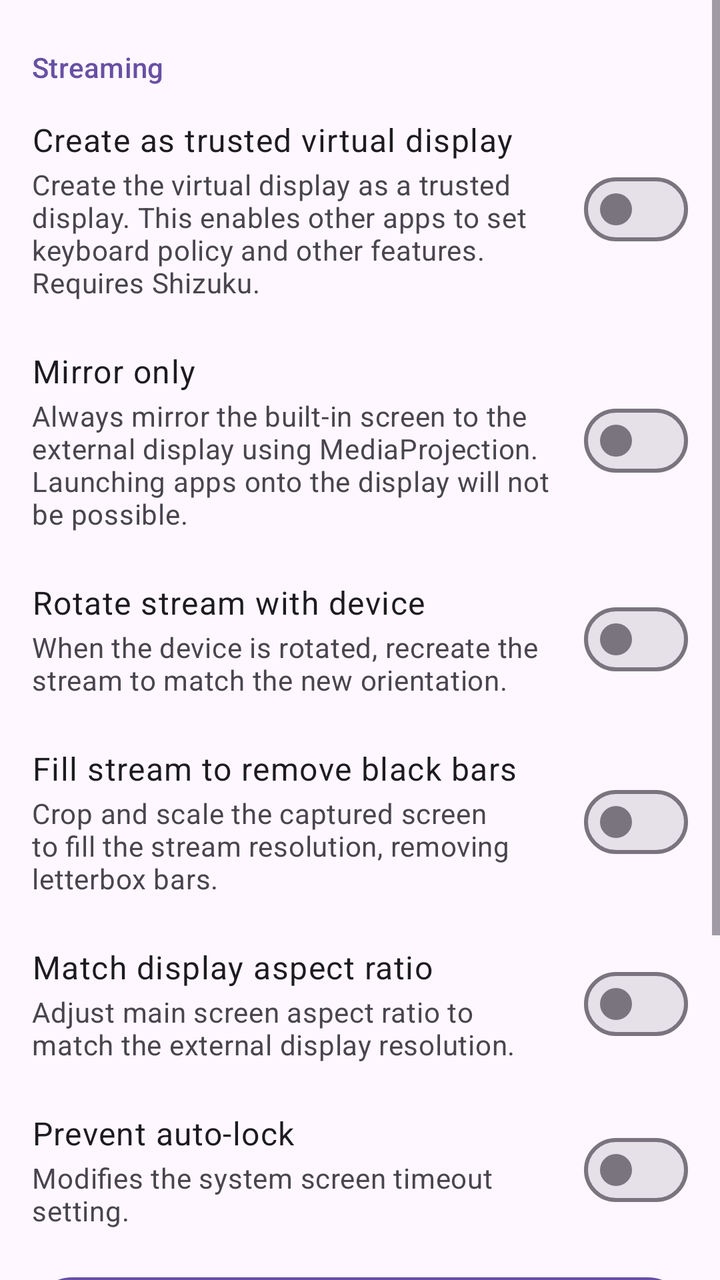
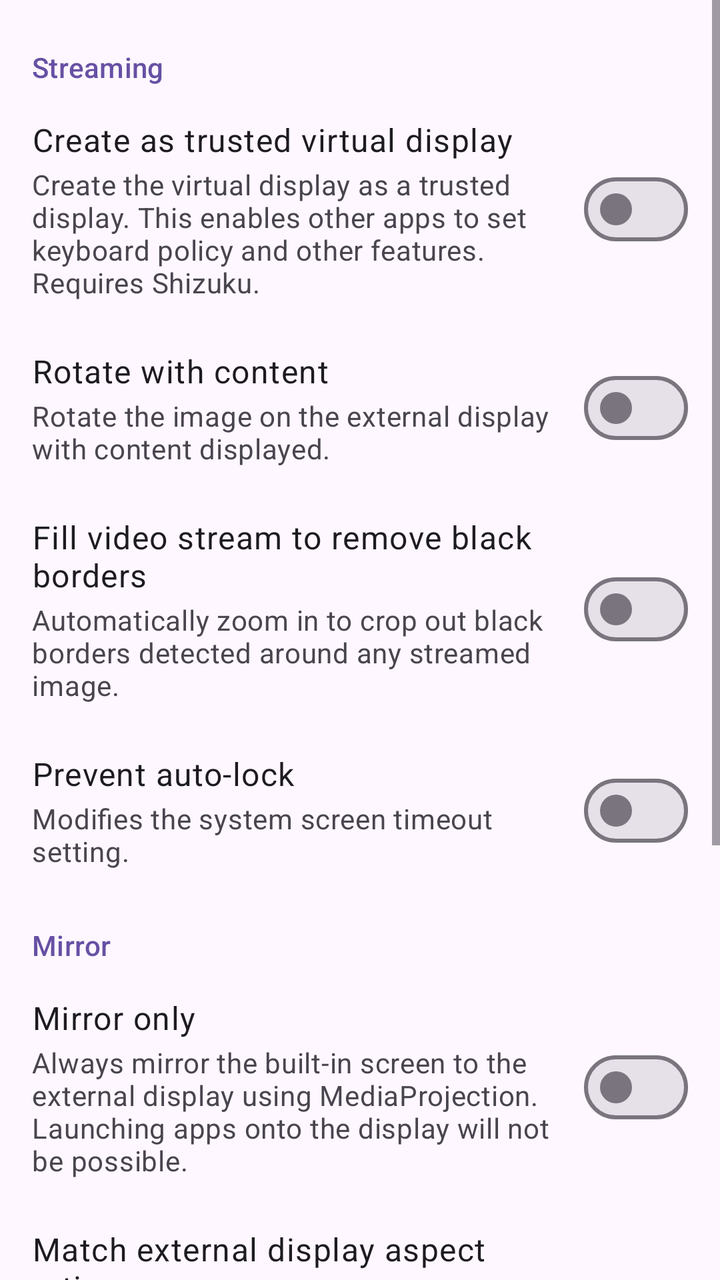

Compare the two renders of this Android layout. The source of the first and the diff that turns it into the second are given below.
<!-- AndroidManifest.xml: application theme AppTheme -->
<!-- res/layout/fragment_settings.xml -->
<?xml version="1.0" encoding="utf-8"?>
<ScrollView xmlns:android="http://schemas.android.com/apk/res/android"
    xmlns:app="http://schemas.android.com/apk/res-auto"
    android:layout_width="match_parent"
    android:layout_height="match_parent">

    <LinearLayout
        android:layout_width="match_parent"
        android:layout_height="wrap_content"
        android:orientation="vertical"
        android:paddingTop="8dp">

        
        <TextView
            android:layout_width="wrap_content"
            android:layout_height="wrap_content"
            android:paddingHorizontal="16dp"
            android:paddingTop="16dp"
            android:paddingBottom="4dp"
            android:text="@string/section_display"
            android:textAppearance="?attr/textAppearanceLabelLarge"
            android:textColor="?colorPrimary" />

        
        <LinearLayout android:layout_width="match_parent" android:layout_height="wrap_content" android:minHeight="56dp" android:orientation="horizontal" android:gravity="center_vertical" android:paddingHorizontal="16dp" android:paddingVertical="12dp">
            <LinearLayout android:layout_width="0dp" android:layout_height="wrap_content" android:layout_weight="1" android:layout_marginEnd="16dp" android:orientation="vertical">
                <TextView android:layout_width="wrap_content" android:layout_height="wrap_content" android:text="@string/trusted_display" android:textAppearance="?attr/textAppearanceBodyLarge" />
                <TextView android:layout_width="wrap_content" android:layout_height="wrap_content" android:layout_marginTop="2dp" android:text="@string/trusted_display_desc" android:textAppearance="?attr/textAppearanceBodyMedium" android:textColor="?colorOnSurfaceVariant" />
            </LinearLayout>
            <com.google.android.material.materialswitch.MaterialSwitch android:id="@+id/trusted_display_checkbox" android:layout_width="wrap_content" android:layout_height="wrap_content" />
        </LinearLayout>

        
        <LinearLayout android:layout_width="match_parent" android:layout_height="wrap_content" android:minHeight="56dp" android:orientation="horizontal" android:gravity="center_vertical" android:paddingHorizontal="16dp" android:paddingVertical="12dp">
            <LinearLayout android:layout_width="0dp" android:layout_height="wrap_content" android:layout_weight="1" android:layout_marginEnd="16dp" android:orientation="vertical">
                <TextView android:layout_width="wrap_content" android:layout_height="wrap_content" android:text="@string/mirror_only" android:textAppearance="?attr/textAppearanceBodyLarge" />
                <TextView android:layout_width="wrap_content" android:layout_height="wrap_content" android:layout_marginTop="2dp" android:text="@string/mirror_only_desc" android:textAppearance="?attr/textAppearanceBodyMedium" android:textColor="?colorOnSurfaceVariant" />
            </LinearLayout>
            <com.google.android.material.materialswitch.MaterialSwitch android:id="@+id/mirror_only_checkbox" android:layout_width="wrap_content" android:layout_height="wrap_content" />
        </LinearLayout>

        
        <LinearLayout android:layout_width="match_parent" android:layout_height="wrap_content" android:minHeight="56dp" android:orientation="horizontal" android:gravity="center_vertical" android:paddingHorizontal="16dp" android:paddingVertical="12dp">
            <LinearLayout android:layout_width="0dp" android:layout_height="wrap_content" android:layout_weight="1" android:layout_marginEnd="16dp" android:orientation="vertical">
                <TextView android:layout_width="wrap_content" android:layout_height="wrap_content" android:text="@string/auto_rotate" android:textAppearance="?attr/textAppearanceBodyLarge" />
                <TextView android:layout_width="wrap_content" android:layout_height="wrap_content" android:layout_marginTop="2dp" android:text="@string/auto_rotate_desc" android:textAppearance="?attr/textAppearanceBodyMedium" android:textColor="?colorOnSurfaceVariant" />
            </LinearLayout>
            <com.google.android.material.materialswitch.MaterialSwitch android:id="@+id/auto_rotate_checkbox" android:layout_width="wrap_content" android:layout_height="wrap_content" />
        </LinearLayout>

        
        <LinearLayout android:layout_width="match_parent" android:layout_height="wrap_content" android:minHeight="56dp" android:orientation="horizontal" android:gravity="center_vertical" android:paddingHorizontal="16dp" android:paddingVertical="12dp">
            <LinearLayout android:layout_width="0dp" android:layout_height="wrap_content" android:layout_weight="1" android:layout_marginEnd="16dp" android:orientation="vertical">
                <TextView android:layout_width="wrap_content" android:layout_height="wrap_content" android:text="@string/auto_scale_remove_bars" android:textAppearance="?attr/textAppearanceBodyLarge" />
                <TextView android:layout_width="wrap_content" android:layout_height="wrap_content" android:layout_marginTop="2dp" android:text="@string/auto_scale_remove_bars_desc" android:textAppearance="?attr/textAppearanceBodyMedium" android:textColor="?colorOnSurfaceVariant" />
            </LinearLayout>
            <com.google.android.material.materialswitch.MaterialSwitch android:id="@+id/auto_scale_checkbox" android:layout_width="wrap_content" android:layout_height="wrap_content" />
        </LinearLayout>

        
        <LinearLayout android:layout_width="match_parent" android:layout_height="wrap_content" android:minHeight="56dp" android:orientation="horizontal" android:gravity="center_vertical" android:paddingHorizontal="16dp" android:paddingVertical="12dp">
            <LinearLayout android:layout_width="0dp" android:layout_height="wrap_content" android:layout_weight="1" android:layout_marginEnd="16dp" android:orientation="vertical">
                <TextView android:layout_width="wrap_content" android:layout_height="wrap_content" android:text="@string/auto_match_aspect_ratio" android:textAppearance="?attr/textAppearanceBodyLarge" />
                <TextView android:layout_width="wrap_content" android:layout_height="wrap_content" android:layout_marginTop="2dp" android:text="@string/auto_match_aspect_ratio_desc" android:textAppearance="?attr/textAppearanceBodyMedium" android:textColor="?colorOnSurfaceVariant" />
            </LinearLayout>
            <com.google.android.material.materialswitch.MaterialSwitch android:id="@+id/auto_match_aspect_ratio_checkbox" android:layout_width="wrap_content" android:layout_height="wrap_content" />
        </LinearLayout>

        
        <LinearLayout android:layout_width="match_parent" android:layout_height="wrap_content" android:minHeight="56dp" android:orientation="horizontal" android:gravity="center_vertical" android:paddingHorizontal="16dp" android:paddingVertical="12dp">
            <LinearLayout android:layout_width="0dp" android:layout_height="wrap_content" android:layout_weight="1" android:layout_marginEnd="16dp" android:orientation="vertical">
                <TextView android:layout_width="wrap_content" android:layout_height="wrap_content" android:text="@string/prevent_auto_lock" android:textAppearance="?attr/textAppearanceBodyLarge" />
                <TextView android:layout_width="wrap_content" android:layout_height="wrap_content" android:layout_marginTop="2dp" android:text="@string/prevent_auto_lock_desc" android:textAppearance="?attr/textAppearanceBodyMedium" android:textColor="?colorOnSurfaceVariant" />
            </LinearLayout>
            <com.google.android.material.materialswitch.MaterialSwitch android:id="@+id/prevent_auto_lock_checkbox" android:layout_width="wrap_content" android:layout_height="wrap_content" />
        </LinearLayout>

        <com.google.android.material.button.MaterialButton
            android:id="@+id/manage_system_display_settings_btn"
            android:layout_width="match_parent"
            android:layout_height="wrap_content"
            android:layout_marginHorizontal="16dp"
            android:layout_marginTop="8dp"
            android:text="@string/manage_system_display_settings" />

        
        <com.google.android.material.card.MaterialCardView
            android:id="@+id/about_card"
            style="@style/Widget.Material3.CardView.Outlined"
            android:layout_width="match_parent"
            android:layout_height="wrap_content"
            android:layout_marginHorizontal="16dp"
            android:layout_marginTop="24dp">

            <LinearLayout
                android:layout_width="match_parent"
                android:layout_height="wrap_content"
                android:orientation="vertical"
                android:padding="16dp">

                <TextView
                    android:id="@+id/version_text"
                    android:layout_width="match_parent"
                    android:layout_height="wrap_content"
                    android:textAppearance="?attr/textAppearanceBodyLarge" />

                <TextView
                    android:id="@+id/website_link"
                    android:layout_width="match_parent"
                    android:layout_height="wrap_content"
                    android:layout_marginTop="8dp"
                    android:text="@string/website_label"
                    android:textAppearance="?attr/textAppearanceBodyMedium"
                    android:textColor="?colorPrimary" />
            </LinearLayout>
        </com.google.android.material.card.MaterialCardView>

        <LinearLayout
            android:layout_width="match_parent"
            android:layout_height="wrap_content"
            android:orientation="horizontal"
            android:paddingHorizontal="16dp"
            android:paddingTop="8dp"
            android:paddingBottom="16dp">

            <com.google.android.material.button.MaterialButton
                android:id="@+id/shizuku_btn"
                style="@style/Widget.Material3.Button.TextButton"
                android:layout_width="wrap_content"
                android:layout_height="wrap_content"
                android:text="@string/shizuku_permission_status" />

            <Space
                android:layout_width="0dp"
                android:layout_height="wrap_content"
                android:layout_weight="1" />

            <com.google.android.material.button.MaterialButton
                android:id="@+id/exit_btn"
                style="@style/Widget.Material3.Button.TextButton"
                android:layout_width="wrap_content"
                android:layout_height="wrap_content"
                android:text="@string/exit"
                app:icon="@drawable/ic_exit" />
        </LinearLayout>

    </LinearLayout>

</ScrollView>
<!-- resources referenced by this layout -->
<resources>
  <!-- drawable ic_exit (drawable) -->
  <vector xmlns:android="http://schemas.android.com/apk/res/android"
      android:width="24dp"
      android:height="24dp"
      android:viewportWidth="24"
      android:viewportHeight="24">
      <path
          android:fillColor="@android:color/white"
          android:pathData="M10.09,15.59L11.5,17l5,-5 -5,-5 -1.41,1.41L12.67,11H3v2h9.67l-2.58,2.59zM19,3H5c-1.11,0 -2,0.9 -2,2v4h2V5h14v14H5v-4H3v4c0,1.1 0.89,2 2,2h14c1.1,0 2,-0.9 2,-2V5c0,-1.1 -0.9,-2 -2,-2z"/>
  </vector>
  <string name="auto_match_aspect_ratio">Match display aspect ratio</string>
  <string name="auto_match_aspect_ratio_desc">Adjust main screen aspect ratio to match the external display resolution.</string>
  <string name="auto_rotate">Rotate stream with device</string>
  <string name="auto_rotate_desc">When the device is rotated, recreate the stream to match the new orientation.</string>
  <string name="auto_scale_remove_bars">Fill stream to remove black bars</string>
  <string name="auto_scale_remove_bars_desc">Crop and scale the captured screen to fill the stream resolution, removing letterbox bars.</string>
  <string name="exit">Exit</string>
  <string name="manage_system_display_settings">Manage System Display Settings</string>
  <string name="mirror_only">Mirror only</string>
  <string name="mirror_only_desc">Always mirror the built-in screen to the external display using MediaProjection. Launching apps onto the display will not be possible.</string>
  <string name="prevent_auto_lock">Prevent auto-lock</string>
  <string name="prevent_auto_lock_desc">Modifies the system screen timeout setting.</string>
  <string name="section_display">Streaming</string>
  <string name="shizuku_permission_status">Shizuku</string>
  <string name="trusted_display">Create as trusted virtual display</string>
  <string name="trusted_display_desc">Create the virtual display as a trusted display. This enables other apps to set keyboard policy and other features. Requires Shizuku.</string>
  <string name="website_label">Source: github.com/jqssun/android-display-mirror</string>
  <style name="AppTheme" parent="Theme.Material3.DayNight.NoActionBar">
          <item name="android:statusBarColor">@android:color/transparent</item>
          <item name="android:navigationBarColor">@android:color/transparent</item>
      </style>
</resources>

<!-- the commit's change to res/layout/fragment_settings.xml (unified diff, before → after) -->
@@ -33,6 +33,44 @@
         
         <LinearLayout android:layout_width="match_parent" android:layout_height="wrap_content" android:minHeight="56dp" android:orientation="horizontal" android:gravity="center_vertical" android:paddingHorizontal="16dp" android:paddingVertical="12dp">
             <LinearLayout android:layout_width="0dp" android:layout_height="wrap_content" android:layout_weight="1" android:layout_marginEnd="16dp" android:orientation="vertical">
+                <TextView android:layout_width="wrap_content" android:layout_height="wrap_content" android:text="@string/rotate_with_content" android:textAppearance="?attr/textAppearanceBodyLarge" />
+                <TextView android:layout_width="wrap_content" android:layout_height="wrap_content" android:layout_marginTop="2dp" android:text="@string/rotate_with_content_desc" android:textAppearance="?attr/textAppearanceBodyMedium" android:textColor="?colorOnSurfaceVariant" />
+            </LinearLayout>
+            <com.google.android.material.materialswitch.MaterialSwitch android:id="@+id/rotate_with_content_checkbox" android:layout_width="wrap_content" android:layout_height="wrap_content" />
+        </LinearLayout>
+
+        
+        <LinearLayout android:layout_width="match_parent" android:layout_height="wrap_content" android:minHeight="56dp" android:orientation="horizontal" android:gravity="center_vertical" android:paddingHorizontal="16dp" android:paddingVertical="12dp">
+            <LinearLayout android:layout_width="0dp" android:layout_height="wrap_content" android:layout_weight="1" android:layout_marginEnd="16dp" android:orientation="vertical">
+                <TextView android:layout_width="wrap_content" android:layout_height="wrap_content" android:text="@string/crop_black_borders" android:textAppearance="?attr/textAppearanceBodyLarge" />
+                <TextView android:layout_width="wrap_content" android:layout_height="wrap_content" android:layout_marginTop="2dp" android:text="@string/crop_black_borders_desc" android:textAppearance="?attr/textAppearanceBodyMedium" android:textColor="?colorOnSurfaceVariant" />
+            </LinearLayout>
+            <com.google.android.material.materialswitch.MaterialSwitch android:id="@+id/crop_black_borders_checkbox" android:layout_width="wrap_content" android:layout_height="wrap_content" />
+        </LinearLayout>
+
+        
+        <LinearLayout android:layout_width="match_parent" android:layout_height="wrap_content" android:minHeight="56dp" android:orientation="horizontal" android:gravity="center_vertical" android:paddingHorizontal="16dp" android:paddingVertical="12dp">
+            <LinearLayout android:layout_width="0dp" android:layout_height="wrap_content" android:layout_weight="1" android:layout_marginEnd="16dp" android:orientation="vertical">
+                <TextView android:layout_width="wrap_content" android:layout_height="wrap_content" android:text="@string/prevent_auto_lock" android:textAppearance="?attr/textAppearanceBodyLarge" />
+                <TextView android:layout_width="wrap_content" android:layout_height="wrap_content" android:layout_marginTop="2dp" android:text="@string/prevent_auto_lock_desc" android:textAppearance="?attr/textAppearanceBodyMedium" android:textColor="?colorOnSurfaceVariant" />
+            </LinearLayout>
+            <com.google.android.material.materialswitch.MaterialSwitch android:id="@+id/prevent_auto_lock_checkbox" android:layout_width="wrap_content" android:layout_height="wrap_content" />
+        </LinearLayout>
+
+        
+        <TextView
+            android:layout_width="wrap_content"
+            android:layout_height="wrap_content"
+            android:paddingHorizontal="16dp"
+            android:paddingTop="16dp"
+            android:paddingBottom="4dp"
+            android:text="@string/section_mirror"
+            android:textAppearance="?attr/textAppearanceLabelLarge"
+            android:textColor="?colorPrimary" />
+
+        
+        <LinearLayout android:layout_width="match_parent" android:layout_height="wrap_content" android:minHeight="56dp" android:orientation="horizontal" android:gravity="center_vertical" android:paddingHorizontal="16dp" android:paddingVertical="12dp">
+            <LinearLayout android:layout_width="0dp" android:layout_height="wrap_content" android:layout_weight="1" android:layout_marginEnd="16dp" android:orientation="vertical">
                 <TextView android:layout_width="wrap_content" android:layout_height="wrap_content" android:text="@string/mirror_only" android:textAppearance="?attr/textAppearanceBodyLarge" />
                 <TextView android:layout_width="wrap_content" android:layout_height="wrap_content" android:layout_marginTop="2dp" android:text="@string/mirror_only_desc" android:textAppearance="?attr/textAppearanceBodyMedium" android:textColor="?colorOnSurfaceVariant" />
             </LinearLayout>
@@ -42,37 +80,10 @@
         
         <LinearLayout android:layout_width="match_parent" android:layout_height="wrap_content" android:minHeight="56dp" android:orientation="horizontal" android:gravity="center_vertical" android:paddingHorizontal="16dp" android:paddingVertical="12dp">
             <LinearLayout android:layout_width="0dp" android:layout_height="wrap_content" android:layout_weight="1" android:layout_marginEnd="16dp" android:orientation="vertical">
-                <TextView android:layout_width="wrap_content" android:layout_height="wrap_content" android:text="@string/auto_rotate" android:textAppearance="?attr/textAppearanceBodyLarge" />
-                <TextView android:layout_width="wrap_content" android:layout_height="wrap_content" android:layout_marginTop="2dp" android:text="@string/auto_rotate_desc" android:textAppearance="?attr/textAppearanceBodyMedium" android:textColor="?colorOnSurfaceVariant" />
-            </LinearLayout>
-            <com.google.android.material.materialswitch.MaterialSwitch android:id="@+id/auto_rotate_checkbox" android:layout_width="wrap_content" android:layout_height="wrap_content" />
-        </LinearLayout>
-
-        
-        <LinearLayout android:layout_width="match_parent" android:layout_height="wrap_content" android:minHeight="56dp" android:orientation="horizontal" android:gravity="center_vertical" android:paddingHorizontal="16dp" android:paddingVertical="12dp">
-            <LinearLayout android:layout_width="0dp" android:layout_height="wrap_content" android:layout_weight="1" android:layout_marginEnd="16dp" android:orientation="vertical">
-                <TextView android:layout_width="wrap_content" android:layout_height="wrap_content" android:text="@string/auto_scale_remove_bars" android:textAppearance="?attr/textAppearanceBodyLarge" />
-                <TextView android:layout_width="wrap_content" android:layout_height="wrap_content" android:layout_marginTop="2dp" android:text="@string/auto_scale_remove_bars_desc" android:textAppearance="?attr/textAppearanceBodyMedium" android:textColor="?colorOnSurfaceVariant" />
-            </LinearLayout>
-            <com.google.android.material.materialswitch.MaterialSwitch android:id="@+id/auto_scale_checkbox" android:layout_width="wrap_content" android:layout_height="wrap_content" />
-        </LinearLayout>
-
-        
-        <LinearLayout android:layout_width="match_parent" android:layout_height="wrap_content" android:minHeight="56dp" android:orientation="horizontal" android:gravity="center_vertical" android:paddingHorizontal="16dp" android:paddingVertical="12dp">
-            <LinearLayout android:layout_width="0dp" android:layout_height="wrap_content" android:layout_weight="1" android:layout_marginEnd="16dp" android:orientation="vertical">
                 <TextView android:layout_width="wrap_content" android:layout_height="wrap_content" android:text="@string/auto_match_aspect_ratio" android:textAppearance="?attr/textAppearanceBodyLarge" />
                 <TextView android:layout_width="wrap_content" android:layout_height="wrap_content" android:layout_marginTop="2dp" android:text="@string/auto_match_aspect_ratio_desc" android:textAppearance="?attr/textAppearanceBodyMedium" android:textColor="?colorOnSurfaceVariant" />
             </LinearLayout>
             <com.google.android.material.materialswitch.MaterialSwitch android:id="@+id/auto_match_aspect_ratio_checkbox" android:layout_width="wrap_content" android:layout_height="wrap_content" />
-        </LinearLayout>
-
-        
-        <LinearLayout android:layout_width="match_parent" android:layout_height="wrap_content" android:minHeight="56dp" android:orientation="horizontal" android:gravity="center_vertical" android:paddingHorizontal="16dp" android:paddingVertical="12dp">
-            <LinearLayout android:layout_width="0dp" android:layout_height="wrap_content" android:layout_weight="1" android:layout_marginEnd="16dp" android:orientation="vertical">
-                <TextView android:layout_width="wrap_content" android:layout_height="wrap_content" android:text="@string/prevent_auto_lock" android:textAppearance="?attr/textAppearanceBodyLarge" />
-                <TextView android:layout_width="wrap_content" android:layout_height="wrap_content" android:layout_marginTop="2dp" android:text="@string/prevent_auto_lock_desc" android:textAppearance="?attr/textAppearanceBodyMedium" android:textColor="?colorOnSurfaceVariant" />
-            </LinearLayout>
-            <com.google.android.material.materialswitch.MaterialSwitch android:id="@+id/prevent_auto_lock_checkbox" android:layout_width="wrap_content" android:layout_height="wrap_content" />
         </LinearLayout>
 
         <com.google.android.material.button.MaterialButton
<!-- resource entries referenced after the edit -->
@@ -10,19 +10,20 @@
           android:fillColor="@android:color/white"
           android:pathData="M10.09,15.59L11.5,17l5,-5 -5,-5 -1.41,1.41L12.67,11H3v2h9.67l-2.58,2.59zM19,3H5c-1.11,0 -2,0.9 -2,2v4h2V5h14v14H5v-4H3v4c0,1.1 0.89,2 2,2h14c1.1,0 2,-0.9 2,-2V5c0,-1.1 -0.9,-2 -2,-2z"/>
   </vector>
-  <string name="auto_match_aspect_ratio">Match display aspect ratio</string>
-  <string name="auto_match_aspect_ratio_desc">Adjust main screen aspect ratio to match the external display resolution.</string>
-  <string name="auto_rotate">Rotate stream with device</string>
-  <string name="auto_rotate_desc">When the device is rotated, recreate the stream to match the new orientation.</string>
-  <string name="auto_scale_remove_bars">Fill stream to remove black bars</string>
-  <string name="auto_scale_remove_bars_desc">Crop and scale the captured screen to fill the stream resolution, removing letterbox bars.</string>
+  <string name="auto_match_aspect_ratio">Match external display aspect ratio</string>
+  <string name="auto_match_aspect_ratio_desc">Adjust built-in screen to match the external display aspect ratio in mirror mode.</string>
+  <string name="crop_black_borders">Fill video stream to remove black borders</string>
+  <string name="crop_black_borders_desc">Automatically zoom in to crop out black borders detected around any streamed image.</string>
   <string name="exit">Exit</string>
   <string name="manage_system_display_settings">Manage System Display Settings</string>
   <string name="mirror_only">Mirror only</string>
   <string name="mirror_only_desc">Always mirror the built-in screen to the external display using MediaProjection. Launching apps onto the display will not be possible.</string>
   <string name="prevent_auto_lock">Prevent auto-lock</string>
   <string name="prevent_auto_lock_desc">Modifies the system screen timeout setting.</string>
+  <string name="rotate_with_content">Rotate with content</string>
+  <string name="rotate_with_content_desc">Rotate the image on the external display with content displayed.</string>
   <string name="section_display">Streaming</string>
+  <string name="section_mirror">Mirror</string>
   <string name="shizuku_permission_status">Shizuku</string>
   <string name="trusted_display">Create as trusted virtual display</string>
   <string name="trusted_display_desc">Create the virtual display as a trusted display. This enables other apps to set keyboard policy and other features. Requires Shizuku.</string>
